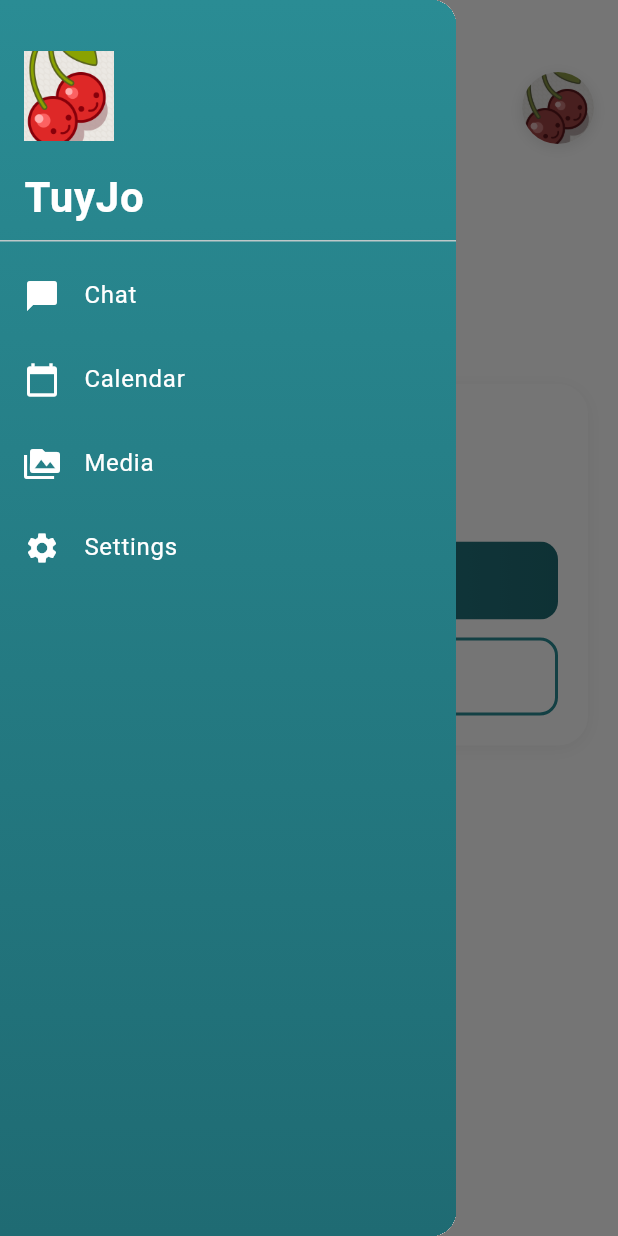
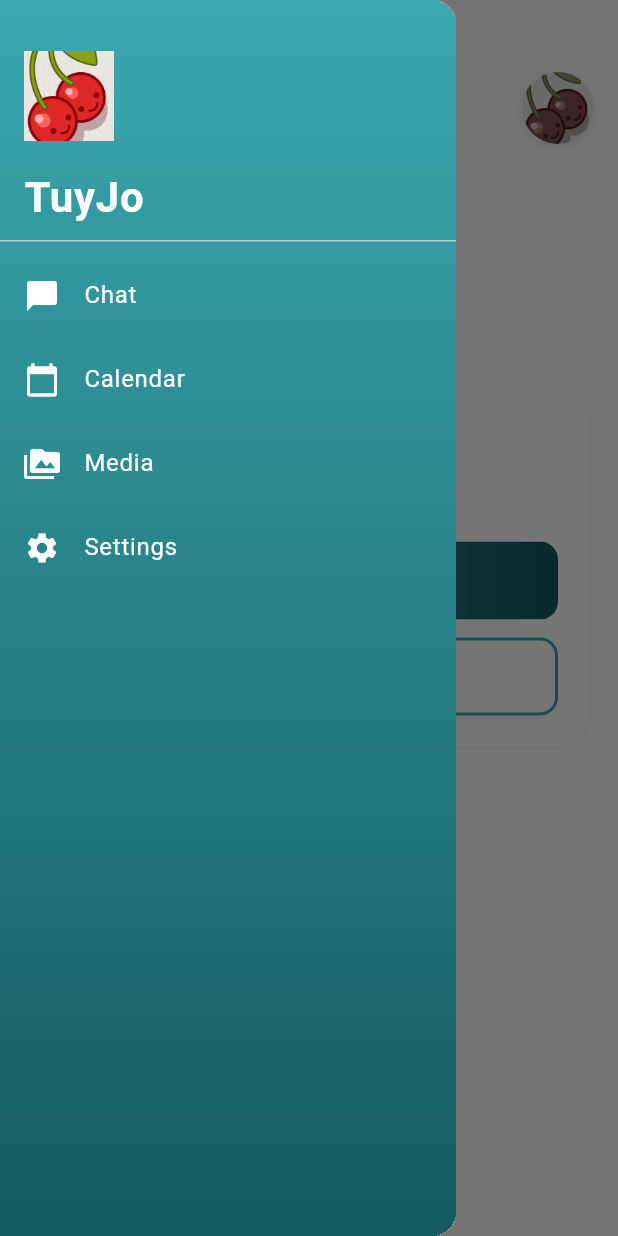
Before and after one commit to donpablitoooooooo/TuyJo, a Flutter app: the screen it shows after launch, in the side drawer, after a tap on the "menu" icon, on a phone screen of 412 x 824 dp. Run offline on Flutter 3.47's test engine with Material 3 defaults, Android fonts, the phone set to English and light mode, and no system bars; our stand-ins replace cloud_firestore, file_picker, firebase_core, firebase_messaging, firebase_storage, flutter_linkify and 9 more; missing offline and left inert: asn1lib, encrypt, mobile_scanner, pdfx, pointycastle, receive_sharing_intent; accounts and stored records are empty; generated files the repository leaves out were written again; statements that could not run were skipped.

```diff
--- a/flutter-app/lib/main.dart
+++ b/flutter-app/lib/main.dart
@@ -118,15 +118,15 @@ class MyApp extends StatelessWidget {
         ],
         theme: ThemeData(
           colorScheme: ColorScheme.fromSeed(
-            seedColor: const Color(0xFF2A8C94),
-            primary: const Color(0xFF2A8C94),
-            secondary: const Color(0xFF1F6B73),
+            seedColor: const Color(0xFF3BA8B0),
+            primary: const Color(0xFF3BA8B0),
+            secondary: const Color(0xFF145A60),
           ),
           useMaterial3: true,
           scaffoldBackgroundColor: Colors.white,
           appBarTheme: const AppBarTheme(
             backgroundColor: Colors.white,
-            foregroundColor: Color(0xFF2A8C94),
+            foregroundColor: Color(0xFF3BA8B0),
             elevation: 0,
           ),
         ),
--- a/flutter-app/lib/screens/calendar_screen.dart
+++ b/flutter-app/lib/screens/calendar_screen.dart
@@ -191,8 +191,8 @@ class _CalendarScreenState extends State<CalendarScreen> {
             begin: Alignment.topCenter,
             end: Alignment.bottomCenter,
             colors: [
-              Color(0xFF2A8C94),
-              Color(0xFF1F6B73),
+              Color(0xFF3BA8B0),
+              Color(0xFF145A60),
             ],
           ),
         ),
@@ -231,15 +231,15 @@ class _CalendarScreenState extends State<CalendarScreen> {
                   eventLoader: _getTodosForDay,
                   calendarStyle: CalendarStyle(
                     todayDecoration: BoxDecoration(
-                      color: const Color(0xFF2A8C94).withOpacity(0.3),
+                      color: const Color(0xFF3BA8B0).withOpacity(0.3),
                       shape: BoxShape.circle,
                     ),
                     selectedDecoration: const BoxDecoration(
-                      color: Color(0xFF2A8C94),
+                      color: Color(0xFF3BA8B0),
                       shape: BoxShape.circle,
                     ),
                     markerDecoration: const BoxDecoration(
-                      color: Color(0xFF1F6B73),
+                      color: Color(0xFF145A60),
                       shape: BoxShape.circle,
                     ),
                     markersAlignment: Alignment.bottomCenter,
@@ -282,7 +282,7 @@ class _CalendarScreenState extends State<CalendarScreen> {
                           children: [
                             Icon(
                               Icons.event_note,
-                              color: const Color(0xFF2A8C94),
+                              color: const Color(0xFF3BA8B0),
                               size: 24,
                             ),
                             const SizedBox(width: 8),
@@ -294,7 +294,7 @@ class _CalendarScreenState extends State<CalendarScreen> {
                                 style: const TextStyle(
                                   fontSize: 16,
                                   fontWeight: FontWeight.bold,
-                                  color: Color(0xFF2A8C94),
+                                  color: Color(0xFF3BA8B0),
                                 ),
                               ),
                             ),
@@ -302,7 +302,7 @@ class _CalendarScreenState extends State<CalendarScreen> {
                               Container(
                                 padding: const EdgeInsets.symmetric(horizontal: 8, vertical: 4),
                                 decoration: BoxDecoration(
-                                  color: const Color(0xFF2A8C94),
+                                  color: const Color(0xFF3BA8B0),
                                   borderRadius: BorderRadius.circular(12),
                                 ),
                                 child: Text(
--- a/flutter-app/lib/screens/chat_screen.dart
+++ b/flutter-app/lib/screens/chat_screen.dart
@@ -618,7 +618,7 @@ class _ChatScreenState extends State<ChatScreen> with WidgetsBindingObserver {
             gradient: LinearGradient(
               begin: Alignment.topCenter,
               end: Alignment.bottomCenter,
-              colors: [Color(0xFF2A8C94), Color(0xFF1F6B73)],
+              colors: [Color(0xFF3BA8B0), Color(0xFF145A60)],
             ),
           ),
           child: Padding(
@@ -732,7 +732,7 @@ class _ChatScreenState extends State<ChatScreen> with WidgetsBindingObserver {
               gradient: LinearGradient(
                 begin: Alignment.topCenter,
                 end: Alignment.bottomCenter,
-                colors: [Color(0xFF2A8C94), Color(0xFF1F6B73)],
+                colors: [Color(0xFF3BA8B0), Color(0xFF145A60)],
               ),
             ),
             child: Column(
@@ -820,7 +820,7 @@ class _ChatScreenState extends State<ChatScreen> with WidgetsBindingObserver {
                           color: Colors.white.withOpacity(0.9),
                           shape: BoxShape.circle,
                         ),
-                        selectedTextStyle: const TextStyle(color: Color(0xFF2A8C94), fontWeight: FontWeight.bold),
+                        selectedTextStyle: const TextStyle(color: Color(0xFF3BA8B0), fontWeight: FontWeight.bold),
                         todayDecoration: BoxDecoration(
                           color: Colors.white.withOpacity(0.3),
                           shape: BoxShape.circle,
@@ -830,12 +830,12 @@ class _ChatScreenState extends State<ChatScreen> with WidgetsBindingObserver {
                           color: Colors.white.withOpacity(0.9),
                           shape: BoxShape.circle,
                         ),
-                        rangeStartTextStyle: const TextStyle(color: Color(0xFF2A8C94), fontWeight: FontWeight.bold),
+                        rangeStartTextStyle: const TextStyle(color: Color(0xFF3BA8B0), fontWeight: FontWeight.bold),
                         rangeEndDecoration: BoxDecoration(
                           color: Colors.white.withOpacity(0.9),
                           shape: BoxShape.circle,
                         ),
-                        rangeEndTextStyle: const TextStyle(color: Color(0xFF2A8C94), fontWeight: FontWeight.bold),
+                        rangeEndTextStyle: const TextStyle(color: Color(0xFF3BA8B0), fontWeight: FontWeight.bold),
                         rangeHighlightColor: Colors.white.withOpacity(0.2),
                         withinRangeDecoration: BoxDecoration(
                           color: Colors.white.withOpacity(0.15),
@@ -879,7 +879,7 @@ class _ChatScreenState extends State<ChatScreen> with WidgetsBindingObserver {
                 Container(
                   padding: const EdgeInsets.symmetric(vertical: 16, horizontal: 16),
                   decoration: BoxDecoration(
-                    color: const Color(0xFF1F6B73).withOpacity(0.3),
+                    color: const Color(0xFF145A60).withOpacity(0.3),
                   ),
                   child: Row(
                     mainAxisAlignment: MainAxisAlignment.center,
@@ -984,7 +984,7 @@ class _ChatScreenState extends State<ChatScreen> with WidgetsBindingObserver {
                             child: DropdownButtonHideUnderline(
                               child: DropdownButton<int?>(
                                 value: selectedReminderHours,
-                                dropdownColor: const Color(0xFF1F6B73),
+                                dropdownColor: const Color(0xFF145A60),
                                 icon: Icon(Icons.arrow_drop_down, color: Colors.white.withOpacity(0.7), size: 16),
                                 style: const TextStyle(
                                   color: Colors.white,
@@ -1652,7 +1652,7 @@ class _ChatScreenState extends State<ChatScreen> with WidgetsBindingObserver {
                         onPressed: _showAttachmentPicker,
                         icon: const Icon(Icons.add_circle_outline),
                         color: _selectedAttachments.isNotEmpty
-                            ? const Color(0xFF2A8C94)
+                            ? const Color(0xFF3BA8B0)
                             : Colors.grey[600],
                         tooltip: l10n.chatAttachmentsTooltip,
                         iconSize: 28,
@@ -1682,7 +1682,7 @@ class _ChatScreenState extends State<ChatScreen> with WidgetsBindingObserver {
                                   ? Icons.calendar_month
                                   : Icons.calendar_month_outlined,
                               color: _selectedTodoDate != null
-                                  ? const Color(0xFF2A8C94)
+                                  ? const Color(0xFF3BA8B0)
                                   : Colors.grey[600],
                             ),
                             onPressed: _showDateTimePicker,
@@ -1706,8 +1706,8 @@ class _ChatScreenState extends State<ChatScreen> with WidgetsBindingObserver {
                         gradient: _canSend
                             ? const LinearGradient(
                                 colors: [
-                                  Color(0xFF2A8C94),
-                                  Color(0xFF1F6B73),
+                                  Color(0xFF3BA8B0),
+                                  Color(0xFF145A60),
                                 ],
                               )
                             : LinearGradient(
@@ -1720,7 +1720,7 @@ class _ChatScreenState extends State<ChatScreen> with WidgetsBindingObserver {
                         boxShadow: _canSend
                             ? [
                                 BoxShadow(
-                                  color: const Color(0xFF2A8C94).withOpacity(0.4),
+                                  color: const Color(0xFF3BA8B0).withOpacity(0.4),
                                   blurRadius: 8,
                                   offset: const Offset(0, 2),
                                 ),
@@ -1954,8 +1954,8 @@ class _MessageBubble extends StatelessWidget {
               gradient: isMe
                   ? const LinearGradient(
                       colors: [
-                        Color(0xFF2A8C94), // Purple
-                        Color(0xFF1F6B73), // Deep purple
+                        Color(0xFF3BA8B0), // Purple
+                        Color(0xFF145A60), // Deep purple
                       ],
                       begin: Alignment.topLeft,
                       end: Alignment.bottomRight,
@@ -1981,7 +1981,7 @@ class _MessageBubble extends StatelessWidget {
               boxShadow: [
                 BoxShadow(
                   color: isMe
-                      ? const Color(0xFF2A8C94).withOpacity(0.3)
+                      ? const Color(0xFF3BA8B0).withOpacity(0.3)
                       : Colors.black.withOpacity(0.08),
                   blurRadius: 8,
                   offset: const Offset(0, 2),
@@ -2129,14 +2129,14 @@ class _DateSeparator extends StatelessWidget {
               decoration: BoxDecoration(
                 gradient: const LinearGradient(
                   colors: [
-                    Color(0xFF2A8C94),
-                    Color(0xFF1F6B73),
+                    Color(0xFF3BA8B0),
+                    Color(0xFF145A60),
                   ],
                 ),
                 borderRadius: BorderRadius.circular(16),
                 boxShadow: [
                   BoxShadow(
-                    color: const Color(0xFF2A8C94).withOpacity(0.3),
+                    color: const Color(0xFF3BA8B0).withOpacity(0.3),
                     blurRadius: 8,
                     offset: const Offset(0, 2),
                   ),
--- a/flutter-app/lib/screens/main_screen.dart
+++ b/flutter-app/lib/screens/main_screen.dart
@@ -143,8 +143,8 @@ class _MainScreenState extends State<MainScreen> {
               begin: Alignment.topCenter,
               end: Alignment.bottomCenter,
               colors: [
-                Color(0xFF2A8C94),
-                Color(0xFF1F6B73),
+                Color(0xFF3BA8B0),
+                Color(0xFF145A60),
               ],
             ),
           ),
@@ -160,7 +160,7 @@ class _MainScreenState extends State<MainScreen> {
                   mainAxisAlignment: MainAxisAlignment.end,
                   children: [
                     Image.asset(
-                      'assets/cherry_logo.webp',
+                      'assets/cherry_white.png',
                       width: 60,
                       height: 60,
                       fit: BoxFit.contain,
@@ -246,7 +246,7 @@ class _MainScreenState extends State<MainScreen> {
                   ],
                 ),
                 child: IconButton(
-                  icon: const Icon(Icons.menu, color: Color(0xFF2A8C94)),
+                  icon: const Icon(Icons.menu, color: Color(0xFF3BA8B0)),
                   onPressed: () => Scaffold.of(context).openDrawer(),
                 ),
               ),
@@ -296,23 +296,21 @@ class _MainScreenState extends State<MainScreen> {
                               cachedSelfieBytes,
                               fit: BoxFit.cover,
                               errorBuilder: (context, error, stackTrace) {
-                                // Fallback to cherry logo if image fails to load
-                                return ClipOval(
-                                  child: Image.asset(
-                                    'assets/cherry_logo.webp',
-                                    width: 48,
-                                    height: 48,
-                                    fit: BoxFit.cover,
-                                  ),
+                                // Fallback to teal cherry logo if image fails to load
+                                return Image.asset(
+                                  'assets/cherry_teal.png',
+                                  width: 48,
+                                  height: 48,
+                                  fit: BoxFit.cover,
                                 );
                               },
                             )
                           : Image.asset(
-                              'assets/cherry_logo.webp',
+                              'assets/cherry_teal.png',
                               width: 48,
                               height: 48,
                               fit: BoxFit.cover,
-                              color: isPaired ? null : Colors.grey.withOpacity(0.5),
+                              color: isPaired ? null : Colors.grey.withOpacity(0.7),
                               colorBlendMode: isPaired ? null : BlendMode.saturation,
                             ),
                     ),
--- a/flutter-app/lib/screens/settings_screen.dart
+++ b/flutter-app/lib/screens/settings_screen.dart
@@ -221,7 +221,7 @@ class _SettingsScreenState extends State<SettingsScreen> {
         shape: RoundedRectangleBorder(borderRadius: BorderRadius.circular(20)),
         title: Row(
           children: [
-            const Icon(Icons.favorite, color: Color(0xFF2A8C94)),
+            const Icon(Icons.favorite, color: Color(0xFF3BA8B0)),
             const SizedBox(width: 12),
             Text(l10n.settingsNewPairingDialogTitle),
           ],
@@ -252,7 +252,7 @@ class _SettingsScreenState extends State<SettingsScreen> {
               // Mostra dialog per salvare la chiave (opzionale)
               _showSaveKeyDialog();
             },
-            style: TextButton.styleFrom(foregroundColor: const Color(0xFF2A8C94)),
+            style: TextButton.styleFrom(foregroundColor: const Color(0xFF3BA8B0)),
             child: Text(l10n.continue_),
           ),
         ],
@@ -268,7 +268,7 @@ class _SettingsScreenState extends State<SettingsScreen> {
         shape: RoundedRectangleBorder(borderRadius: BorderRadius.circular(20)),
         title: Row(
           children: [
-            const Icon(Icons.backup, color: Color(0xFF2A8C94)),
+            const Icon(Icons.backup, color: Color(0xFF3BA8B0)),
             const SizedBox(width: 12),
             Text(l10n.settingsSaveKeyDialogTitle),
           ],
@@ -292,7 +292,7 @@ class _SettingsScreenState extends State<SettingsScreen> {
               await _copyPrivateKey();
               _startPairingWizard();
             },
-            style: TextButton.styleFrom(foregroundColor: const Color(0xFF2A8C94)),
+            style: TextButton.styleFrom(foregroundColor: const Color(0xFF3BA8B0)),
             child: Text(l10n.settingsSaveKeyNow),
           ),
         ],
@@ -310,7 +310,7 @@ class _SettingsScreenState extends State<SettingsScreen> {
         shape: RoundedRectangleBorder(borderRadius: BorderRadius.circular(20)),
         title: Row(
           children: [
-            const Icon(Icons.restore, color: Color(0xFF2A8C94)),
+            const Icon(Icons.restore, color: Color(0xFF3BA8B0)),
             const SizedBox(width: 12),
             Text(l10n.settingsRestoreDialogTitle),
           ],
@@ -332,7 +332,7 @@ class _SettingsScreenState extends State<SettingsScreen> {
                 ),
                 focusedBorder: OutlineInputBorder(
                   borderRadius: BorderRadius.circular(12),
-                  borderSide: const BorderSide(color: Color(0xFF2A8C94), width: 2),
+                  borderSide: const BorderSide(color: Color(0xFF3BA8B0), width: 2),
                 ),
               ),
               maxLines: 4,
@@ -429,7 +429,7 @@ class _SettingsScreenState extends State<SettingsScreen> {
                 setState(() => _isLoading = false);
               }
             },
-            style: TextButton.styleFrom(foregroundColor: const Color(0xFF2A8C94)),
+            style: TextButton.styleFrom(foregroundColor: const Color(0xFF3BA8B0)),
             child: Text(l10n.settingsRestoreButton),
           ),
         ],
@@ -527,7 +527,7 @@ class _SettingsScreenState extends State<SettingsScreen> {
     if (_isLoading) {
       return const Center(
         child: CircularProgressIndicator(
-          valueColor: AlwaysStoppedAnimation<Color>(Color(0xFF2A8C94)),
+          valueColor: AlwaysStoppedAnimation<Color>(Color(0xFF3BA8B0)),
         ),
       );
     }
@@ -543,12 +543,12 @@ class _SettingsScreenState extends State<SettingsScreen> {
                 padding: const EdgeInsets.all(20),
                 decoration: BoxDecoration(
                   gradient: const LinearGradient(
-                    colors: [Color(0xFF2A8C94), Color(0xFF1F6B73)],
+                    colors: [Color(0xFF3BA8B0), Color(0xFF145A60)],
                   ),
                   shape: BoxShape.circle,
                   boxShadow: [
                     BoxShadow(
-                      color: const Color(0xFF2A8C94).withOpacity(0.3),
+                      color: const Color(0xFF3BA8B0).withOpacity(0.3),
                       blurRadius: 20,
                       offset: const Offset(0, 4),
                     ),
@@ -562,7 +562,7 @@ class _SettingsScreenState extends State<SettingsScreen> {
                 style: const TextStyle(
                   fontSize: 28,
                   fontWeight: FontWeight.bold,
-                  color: Color(0xFF2A8C94),
+                  color: Color(0xFF3BA8B0),
                 ),
               ),
             ],
@@ -574,7 +574,7 @@ class _SettingsScreenState extends State<SettingsScreen> {
         _SettingsSection(
           title: AppLocalizations.of(context)!.settingsSectionPairing,
           icon: Icons.favorite,
-          iconColor: const Color(0xFF2A8C94),
+          iconColor: const Color(0xFF3BA8B0),
           children: [
             if (isPaired) ...[
               // Paired: mostra status e backup
@@ -695,7 +695,7 @@ class _SettingsSection extends StatelessWidget {
         children: [
           Row(
             children: [
-              Icon(icon, color: iconColor ?? const Color(0xFF2A8C94), size: 24),
+              Icon(icon, color: iconColor ?? const Color(0xFF3BA8B0), size: 24),
               const SizedBox(width: 12),
               Text(
                 title,
@@ -742,7 +742,7 @@ class _PurpleButton extends StatelessWidget {
         child: Ink(
           decoration: BoxDecoration(
             gradient: const LinearGradient(
-              colors: [Color(0xFF2A8C94), Color(0xFF1F6B73)],
+              colors: [Color(0xFF3BA8B0), Color(0xFF145A60)],
             ),
             borderRadius: BorderRadius.circular(12),
           ),
@@ -785,7 +785,7 @@ class _OutlineButton extends StatelessWidget {
 
   @override
   Widget build(BuildContext context) {
-    final buttonColor = color ?? const Color(0xFF2A8C94);
+    final buttonColor = color ?? const Color(0xFF3BA8B0);
 
     return SizedBox(
       width: double.infinity,
--- a/flutter-app/lib/widgets/todo_bubble.dart
+++ b/flutter-app/lib/widgets/todo_bubble.dart
@@ -105,8 +105,8 @@ class TodoMessageBubble extends StatelessWidget {
                 gradient: isMe
                     ? const LinearGradient(
                         colors: [
-                          Color(0xFF2A8C94), // Purple
-                          Color(0xFF1F6B73), // Deep purple
+                          Color(0xFF3BA8B0), // Purple
+                          Color(0xFF145A60), // Deep purple
                         ],
                         begin: Alignment.topLeft,
                         end: Alignment.bottomRight,
@@ -132,7 +132,7 @@ class TodoMessageBubble extends StatelessWidget {
                 boxShadow: [
                   BoxShadow(
                     color: isMe
-                        ? const Color(0xFF2A8C94).withOpacity(0.3)
+                        ? const Color(0xFF3BA8B0).withOpacity(0.3)
                         : Colors.black.withOpacity(0.08),
                     blurRadius: 8,
                     offset: const Offset(0, 2),
--- a/flutter-app/pubspec.yaml
+++ b/flutter-app/pubspec.yaml
@@ -73,3 +73,5 @@ flutter:
   generate: true
   assets:
     - assets/cherry_logo.webp
+    - assets/cherry_white.png
+    - assets/cherry_teal.png
```
Also changed, not shown: flutter-app/lib/screens/couple_selfie_screen.dart (+10 -10 lines), flutter-app/lib/screens/pairing_wizard_screen.dart (+28 -28 lines), flutter-app/assets/cherry_teal.png (added), flutter-app/assets/cherry_white.png (added), 18 other files.
